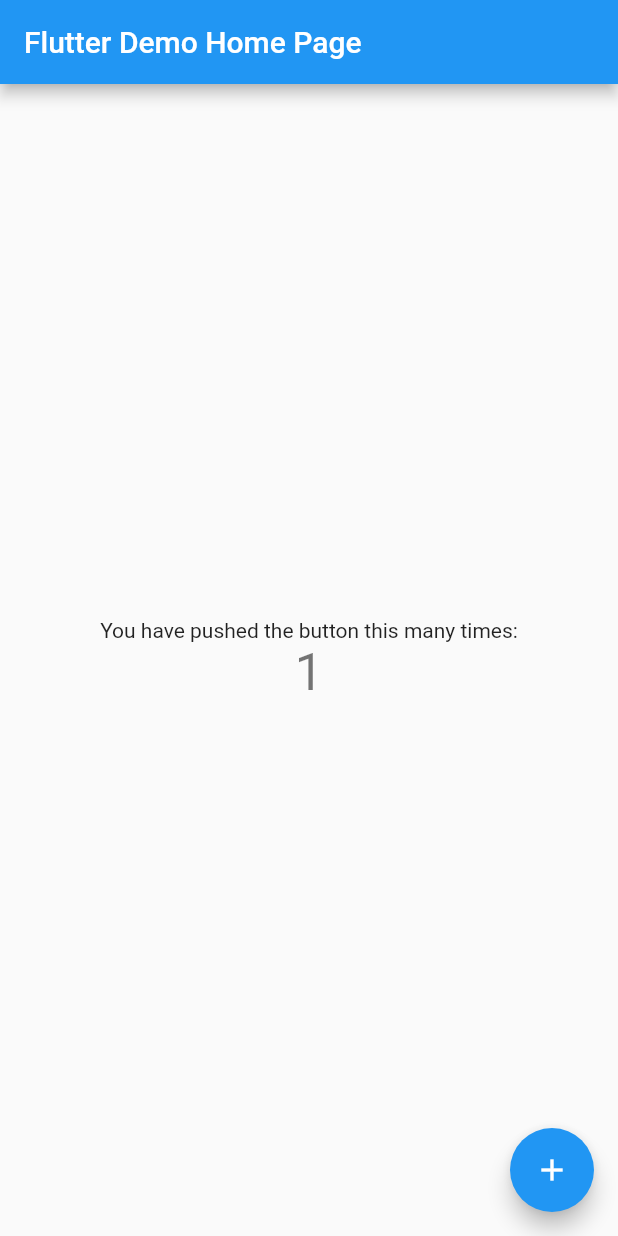
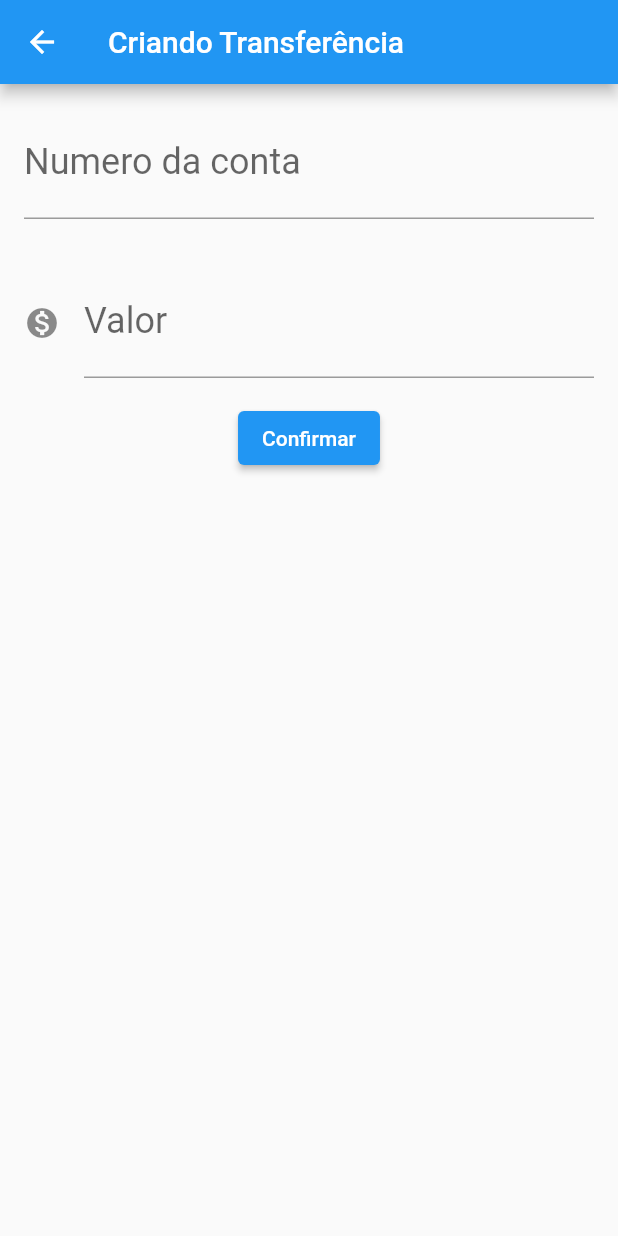
Before and after one commit to andreiox/flutter_test_drive, a Flutter app: the screen it shows after launch, after a tap on the "add" icon, on a phone screen of 412 x 824 dp. Run offline on Flutter 3.47's test engine with Material 2 defaults, Android fonts, the phone set to English and light mode, and no system bars.

Commit message:
feat: transfer list + make transfer

```diff
--- /dev/null
+++ b/lib/components/input.dart
@@ -0,0 +1,32 @@
+import 'package:flutter/material.dart';
+
+class Input extends StatelessWidget {
+  final TextEditingController controller;
+  final String label;
+  final String hint;
+  final Icon? icon;
+
+  const Input(
+      {Key? key,
+      required this.controller,
+      required this.label,
+      required this.hint,
+      this.icon})
+      : super(key: key);
+
+  @override
+  Widget build(BuildContext context) {
+    return Padding(
+      padding: const EdgeInsets.all(16.0),
+      child: TextField(
+        controller: controller,
+        style: TextStyle(
+          fontSize: 24.0,
+        ),
+        decoration:
+            InputDecoration(labelText: label, hintText: hint, icon: icon),
+        keyboardType: TextInputType.number,
+      ),
+    );
+  }
+}
--- a/lib/main.dart
+++ b/lib/main.dart
@@ -1,113 +1,17 @@
 import 'package:flutter/material.dart';
+import 'package:flutter_test_drive/screens/lista_transferencias.dart';
 
-void main() {
-  runApp(MyApp());
-}
+void main() => runApp(MyApp());
 
 class MyApp extends StatelessWidget {
-  // This widget is the root of your application.
+  const MyApp({Key? key}) : super(key: key);
+
   @override
   Widget build(BuildContext context) {
     return MaterialApp(
-      title: 'Flutter Demo',
-      theme: ThemeData(
-        // This is the theme of your application.
-        //
-        // Try running your application with "flutter run". You'll see the
-        // application has a blue toolbar. Then, without quitting the app, try
-        // changing the primarySwatch below to Colors.green and then invoke
-        // "hot reload" (press "r" in the console where you ran "flutter run",
-        // or simply save your changes to "hot reload" in a Flutter IDE).
-        // Notice that the counter didn't reset back to zero; the application
-        // is not restarted.
-        primarySwatch: Colors.blue,
+      home: Scaffold(
+        body: ListaTransferencia(),
       ),
-      home: MyHomePage(title: 'Flutter Demo Home Page'),
     );
   }
 }
-
-class MyHomePage extends StatefulWidget {
-  MyHomePage({Key? key, required this.title}) : super(key: key);
-
-  // This widget is the home page of your application. It is stateful, meaning
-  // that it has a State object (defined below) that contains fields that affect
-  // how it looks.
-
-  // This class is the configuration for the state. It holds the values (in this
-  // case the title) provided by the parent (in this case the App widget) and
-  // used by the build method of the State. Fields in a Widget subclass are
-  // always marked "final".
-
-  final String title;
-
-  @override
-  _MyHomePageState createState() => _MyHomePageState();
-}
-
-class _MyHomePageState extends State<MyHomePage> {
-  int _counter = 0;
-
-  void _incrementCounter() {
-    setState(() {
-      // This call to setState tells the Flutter framework that something has
-      // changed in this State, which causes it to rerun the build method below
-      // so that the display can reflect the updated values. If we changed
-      // _counter without calling setState(), then the build method would not be
-      // called again, and so nothing would appear to happen.
-      _counter++;
-    });
-  }
-
-  @override
-  Widget build(BuildContext context) {
-    // This method is rerun every time setState is called, for instance as done
-    // by the _incrementCounter method above.
-    //
-    // The Flutter framework has been optimized to make rerunning build methods
-    // fast, so that you can just rebuild anything that needs updating rather
-    // than having to individually change instances of widgets.
-    return Scaffold(
-      appBar: AppBar(
-        // Here we take the value from the MyHomePage object that was created by
-        // the App.build method, and use it to set our appbar title.
-        title: Text(widget.title),
-      ),
-      body: Center(
-        // Center is a layout widget. It takes a single child and positions it
-        // in the middle of the parent.
-        child: Column(
-          // Column is also a layout widget. It takes a list of children and
-          // arranges them vertically. By default, it sizes itself to fit its
-          // children horizontally, and tries to be as tall as its parent.
-          //
-          // Invoke "debug painting" (press "p" in the console, choose the
-          // "Toggle Debug Paint" action from the Flutter Inspector in Android
-          // Studio, or the "Toggle Debug Paint" command in Visual Studio Code)
-          // to see the wireframe for each widget.
-          //
-          // Column has various properties to control how it sizes itself and
-          // how it positions its children. Here we use mainAxisAlignment to
-          // center the children vertically; the main axis here is the vertical
-          // axis because Columns are vertical (the cross axis would be
-          // horizontal).
-          mainAxisAlignment: MainAxisAlignment.center,
-          children: <Widget>[
-            Text(
-              'You have pushed the button this many times:',
-            ),
-            Text(
-              '$_counter',
-              style: Theme.of(context).textTheme.headline4,
-            ),
-          ],
-        ),
-      ),
-      floatingActionButton: FloatingActionButton(
-        onPressed: _incrementCounter,
-        tooltip: 'Increment',
-        child: Icon(Icons.add),
-      ), // This trailing comma makes auto-formatting nicer for build methods.
-    );
-  }
-}
--- /dev/null
+++ b/lib/models/transferencia.dart
@@ -0,0 +1,11 @@
+class Transferencia {
+  final double valor;
+  final int numeroConta;
+
+  Transferencia(this.valor, this.numeroConta);
+
+  @override
+  String toString() {
+    return 'Transferencia{valor: $valor, numeroConta: $numeroConta}';
+  }
+}
--- /dev/null
+++ b/lib/screens/formulario_transferencia.dart
@@ -0,0 +1,45 @@
+import 'package:flutter/material.dart';
+import 'package:flutter_test_drive/components/input.dart';
+import 'package:flutter_test_drive/models/transferencia.dart';
+
+class FormularioTransferencia extends StatelessWidget {
+  final TextEditingController controllerNumeroConta = TextEditingController();
+  final TextEditingController controllerValor = TextEditingController();
+
+  @override
+  Widget build(BuildContext context) {
+    return Scaffold(
+      appBar: AppBar(
+        title: Text('Criando Transferência'),
+      ),
+      body: Column(
+        children: <Widget>[
+          Input(
+            controller: controllerNumeroConta,
+            label: 'Numero da conta',
+            hint: '1010',
+          ),
+          Input(
+            controller: controllerValor,
+            label: 'Valor',
+            hint: '150.25',
+            icon: Icon(Icons.monetization_on),
+          ),
+          ElevatedButton(
+              onPressed: () => _criaTransferencia(context),
+              child: Text('Confirmar')),
+        ],
+      ),
+    );
+  }
+
+  void _criaTransferencia(BuildContext context) {
+    final double? valor = double.tryParse(controllerValor.text);
+    final numeroConta = int.tryParse(controllerNumeroConta.text);
+
+    if (valor != null && numeroConta != null) {
+      Transferencia transferencia = Transferencia(valor, numeroConta);
+      Navigator.pop(context, transferencia);
+    }
+  }
+}
--- /dev/null
+++ b/lib/screens/lista_transferencias.dart
@@ -0,0 +1,65 @@
+import 'package:flutter/material.dart';
+import 'package:flutter_test_drive/models/transferencia.dart';
+import 'package:flutter_test_drive/screens/formulario_transferencia.dart';
+
+class ListaTransferencia extends StatefulWidget {
+  final List<Transferencia> transferencias = [];
+
+  @override
+  State<StatefulWidget> createState() {
+    return ListaTransferenciaState();
+  }
+}
+
+class ListaTransferenciaState extends State<ListaTransferencia> {
+  @override
+  Widget build(BuildContext context) {
+    return Scaffold(
+      appBar: AppBar(
+        title: Text('Transferências'),
+      ),
+      floatingActionButton: FloatingActionButton(
+        onPressed: () {
+          final Future<Transferencia?> future =
+              Navigator.push(context, MaterialPageRoute(builder: (context) {
+            return FormularioTransferencia();
+          }));
+
+          future.then((transferencia) {
+            if (transferencia != null) {
+              setState(() {
+                widget.transferencias.add(transferencia);
+              });
+            }
+          });
+        },
+        child: Icon(Icons.add),
+      ),
+      body: ListView.builder(
+          itemCount: widget.transferencias.length,
+          itemBuilder: (context, indice) {
+            final transferencia = widget.transferencias[indice];
+            return ItemTransferencia(
+                key: UniqueKey(), transferencia: transferencia);
+          }),
+    );
+  }
+}
+
+class ItemTransferencia extends StatelessWidget {
+  final Transferencia transferencia;
+
+  const ItemTransferencia({Key? key, required this.transferencia})
+      : super(key: key);
+
+  @override
+  Widget build(BuildContext context) {
+    return Card(
+      child: ListTile(
+        leading: Icon(Icons.monetization_on),
+        title: Text(this.transferencia.valor.toString()),
+        subtitle: Text(this.transferencia.numeroConta.toString()),
+      ),
+    );
+  }
+}
```
